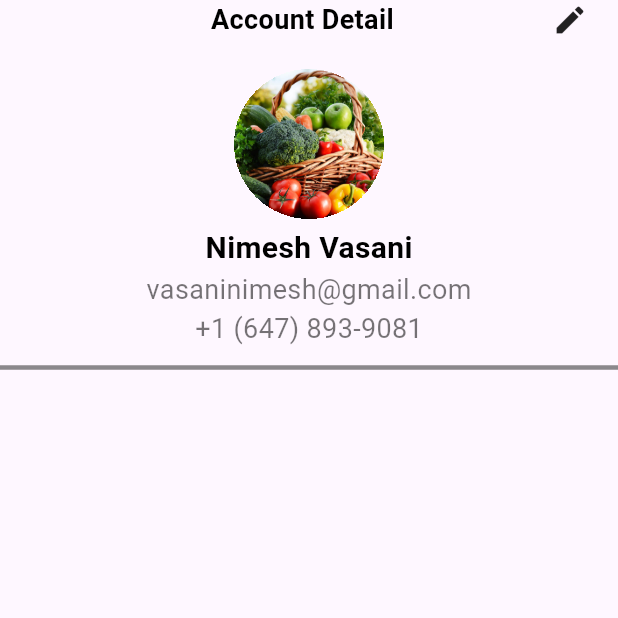
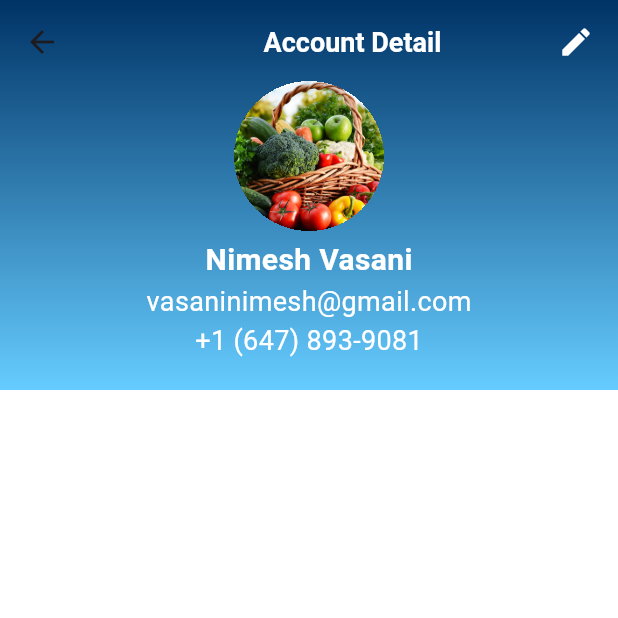
Before and after one commit to NimeshVasani/manage_my_store, a Flutter app: the ProfileScreen screen opened directly, on a phone screen of 412 x 824 dp, the top half of it. Run offline on Flutter 3.47's test engine with Material 3 defaults, Android fonts, the phone set to English and light mode, and no system bars; our stand-ins replace badges, card_swiper, firebase_auth, firebase_core, font_awesome_flutter, get_it and 1 more; missing offline and left inert: firebase_ui_auth; accounts and stored records are empty.

Commit message:
UI Update

```diff
--- a/lib/ui/screens/profilescreen.dart
+++ b/lib/ui/screens/profilescreen.dart
@@ -1,6 +1,6 @@
-import 'package:flutter/cupertino.dart';
 import 'package:flutter/material.dart';
-import 'package:manage_my_store/ui/widgets/customtext.dart';
+import 'package:flutter/services.dart';
+import 'package:manage_my_store/ui/widgets/profilescreenwidgets/customappbar.dart';
 
 class ProfileScreen extends StatefulWidget {
   const ProfileScreen({super.key});
@@ -13,47 +13,29 @@ class _ProfileScreenState extends State<ProfileScreen> {
   @override
   Widget build(BuildContext context) {
     return Scaffold(
-        body: SafeArea(
-      child: SingleChildScrollView(
+        backgroundColor: Colors.white,
+        body: CustomScrollView(
+          slivers: [
+            const CustomAppBar(),
+            SliverList(
+                delegate: SliverChildBuilderDelegate(
+                    (context, index) => Padding(
+                          padding: const EdgeInsets.all(8.0),
+                          child: Container(
+                            color: Colors.white,
                             child: Column(
-          mainAxisAlignment: MainAxisAlignment.start,
-          crossAxisAlignment: CrossAxisAlignment.center,
-          mainAxisSize: MainAxisSize.max,
+                              mainAxisSize: MainAxisSize.min,
+                              crossAxisAlignment: CrossAxisAlignment.end,
                               children: [
-            Row(
-              mainAxisSize: MainAxisSize.max,
-              children: [
-                const Spacer(
-                  flex: 12,
+                                const SizedBox(
+                                  height: 5,
                                 ),
-                customTextView(
-                    'Account Detail', 18, FontWeight.w600, Colors.black, 1),
-                const Spacer(
-                  flex: 9,
-                ),
-                const Icon(Icons.edit),
-                const SizedBox(
-                  width: 20.0,
-                )
-              ],
-            ),
-            const SizedBox(height: 20,),
-            Container(
-              clipBehavior: Clip.hardEdge,
-                height: 100,
-                width: 100,
-                decoration:
-                    BoxDecoration(borderRadius: BorderRadius.circular(50)),
-                child: Image.asset('assets/images/vegitables_deals.jpg',fit: BoxFit.cover,)),
-            const SizedBox(height: 5,),
-            customTextView('Nimesh Vasani', 20, FontWeight.w600, Colors.black, 1),
-            customTextView('vasaninimesh@gmail.com', 18, FontWeight.normal, Colors.black54, 1),
-            customTextView('+1 (647) 893-9081', 18, FontWeight.normal, Colors.black54, 1),
-            const SizedBox(height: 5,),
-            const Divider(thickness: 3,color: Colors.black45,)
                               ],
                             ),
                           ),
+                        ),
+                    childCount: 1))
+          ],
         ));
   }
 }
```
Also changed, not shown: lib/ui/screens/shopscreen.dart (+13 -8 lines), lib/ui/widgets/profilescreenwidgets/customappbar.dart (added, +81 -0 lines), lib/ui/widgets/shopscreenwidgets/categories.dart (+16 -4 lines). Lines whose indentation alone changed are shown as unchanged.
